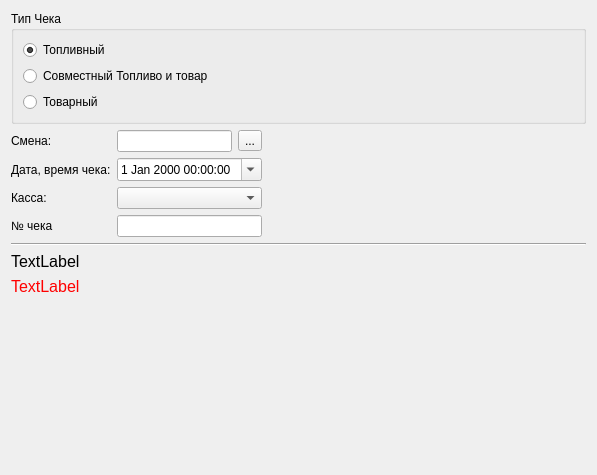
First picture: the form in RecoveryWizard/shiftspage.ui, repository rust3128/CheckRecoveryWizard, before the edit.
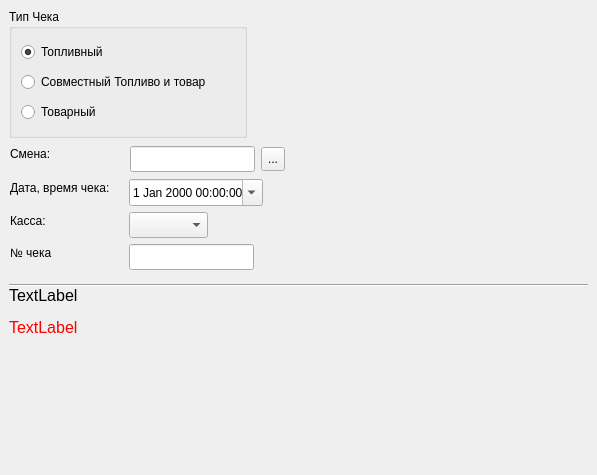
Second picture: the form after the edit.

Patch:
```diff
--- a/RecoveryWizard/shiftspage.ui
+++ b/RecoveryWizard/shiftspage.ui
@@ -19,9 +19,15 @@
   <property name="subTitle">
    <string>Укажите тип чека, смену или выберите ее из списка. Укажите дату и номер чека.</string>
   </property>
-  <layout class="QGridLayout" name="gridLayout">
-   <item row="2" column="0" colspan="3">
     <widget class="Line" name="line">
+   <property name="geometry">
+    <rect>
+     <x>9</x>
+     <y>277</y>
+     <width>579</width>
+     <height>16</height>
+    </rect>
+   </property>
      <property name="lineWidth">
       <number>1</number>
      </property>
@@ -32,9 +38,15 @@
       <enum>Qt::Horizontal</enum>
      </property>
     </widget>
-   </item>
-   <item row="4" column="0" colspan="3">
     <widget class="QLabel" name="labelDublicateNumCheck">
+   <property name="geometry">
+    <rect>
+     <x>9</x>
+     <y>316</y>
+     <width>72</width>
+     <height>22</height>
+    </rect>
+   </property>
      <property name="font">
       <font>
        <pointsize>12</pointsize>
@@ -47,35 +59,15 @@
       <string>TextLabel</string>
      </property>
     </widget>
-   </item>
-   <item row="5" column="1">
-    <spacer name="verticalSpacer">
-     <property name="orientation">
-      <enum>Qt::Vertical</enum>
-     </property>
-     <property name="sizeHint" stdset="0">
-      <size>
-       <width>20</width>
-       <height>40</height>
-      </size>
-     </property>
-    </spacer>
-   </item>
-   <item row="1" column="2">
-    <spacer name="horizontalSpacer">
-     <property name="orientation">
-      <enum>Qt::Horizontal</enum>
-     </property>
-     <property name="sizeHint" stdset="0">
-      <size>
-       <width>40</width>
-       <height>20</height>
-      </size>
-     </property>
-    </spacer>
-   </item>
-   <item row="3" column="0" colspan="3">
     <widget class="QLabel" name="labelShiftData">
+   <property name="geometry">
+    <rect>
+     <x>9</x>
+     <y>286</y>
+     <width>74</width>
+     <height>24</height>
+    </rect>
+   </property>
      <property name="font">
       <font>
        <pointsize>12</pointsize>
@@ -94,86 +86,15 @@
       <number>1</number>
      </property>
     </widget>
-   </item>
-   <item row="1" column="0" colspan="2">
-    <layout class="QFormLayout" name="formLayout">
-     <property name="sizeConstraint">
-      <enum>QLayout::SetMinimumSize</enum>
-     </property>
-     <property name="labelAlignment">
-      <set>Qt::AlignLeading|Qt::AlignLeft|Qt::AlignVCenter</set>
-     </property>
-     <property name="horizontalSpacing">
-      <number>6</number>
-     </property>
-     <property name="verticalSpacing">
-      <number>6</number>
-     </property>
-     <property name="leftMargin">
-      <number>0</number>
-     </property>
-     <property name="topMargin">
-      <number>0</number>
-     </property>
-     <item row="0" column="0">
-      <widget class="QLabel" name="label">
-       <property name="text">
-        <string>Смена:</string>
-       </property>
-      </widget>
-     </item>
-     <item row="0" column="1">
-      <layout class="QHBoxLayout" name="horizontalLayout">
-       <item>
-        <widget class="QLineEdit" name="lineEditShiftID"/>
-       </item>
-       <item>
-        <widget class="QToolButton" name="toolButton">
-         <property name="text">
-          <string>...</string>
-         </property>
-        </widget>
-       </item>
-      </layout>
-     </item>
-     <item row="1" column="0">
-      <widget class="QLabel" name="label_2">
-       <property name="text">
-        <string>Дата, время чека:</string>
-       </property>
-      </widget>
-     </item>
-     <item row="1" column="1">
-      <widget class="QDateTimeEdit" name="dateTimeEdit">
-       <property name="calendarPopup">
-        <bool>true</bool>
-       </property>
-      </widget>
-     </item>
-     <item row="3" column="0">
-      <widget class="QLabel" name="label_3">
-       <property name="text">
-        <string>№ чека</string>
-       </property>
-      </widget>
-     </item>
-     <item row="3" column="1">
-      <widget class="QLineEdit" name="lineEditNumCheck"/>
-     </item>
-     <item row="2" column="0">
-      <widget class="QLabel" name="LabelPoss">
-       <property name="text">
-        <string>Касса:</string>
-       </property>
-      </widget>
-     </item>
-     <item row="2" column="1">
-      <widget class="QComboBox" name="comboBoxPoss"/>
-     </item>
-    </layout>
-   </item>
-   <item row="0" column="0" colspan="3">
     <widget class="QGroupBox" name="groupBox">
+   <property name="geometry">
+    <rect>
+     <x>9</x>
+     <y>9</y>
+     <width>238</width>
+     <height>129</height>
+    </rect>
+   </property>
      <property name="title">
       <string>Тип Чека</string>
      </property>
@@ -204,8 +125,114 @@
       </item>
      </layout>
     </widget>
-   </item>
-  </layout>
+  <widget class="QLabel" name="label">
+   <property name="geometry">
+    <rect>
+     <x>10</x>
+     <y>145</y>
+     <width>45</width>
+     <height>18</height>
+    </rect>
+   </property>
+   <property name="text">
+    <string>Смена:</string>
+   </property>
+  </widget>
+  <widget class="QLabel" name="label_2">
+   <property name="geometry">
+    <rect>
+     <x>10</x>
+     <y>179</y>
+     <width>113</width>
+     <height>18</height>
+    </rect>
+   </property>
+   <property name="text">
+    <string>Дата, время чека:</string>
+   </property>
+  </widget>
+  <widget class="QDateTimeEdit" name="dateTimeEdit">
+   <property name="geometry">
+    <rect>
+     <x>129</x>
+     <y>179</y>
+     <width>134</width>
+     <height>27</height>
+    </rect>
+   </property>
+   <property name="calendarPopup">
+    <bool>true</bool>
+   </property>
+  </widget>
+  <widget class="QLabel" name="label_3">
+   <property name="geometry">
+    <rect>
+     <x>10</x>
+     <y>244</y>
+     <width>47</width>
+     <height>18</height>
+    </rect>
+   </property>
+   <property name="text">
+    <string>№ чека</string>
+   </property>
+  </widget>
+  <widget class="QLineEdit" name="lineEditNumCheck">
+   <property name="geometry">
+    <rect>
+     <x>129</x>
+     <y>244</y>
+     <width>125</width>
+     <height>26</height>
+    </rect>
+   </property>
+  </widget>
+  <widget class="QLabel" name="LabelPoss">
+   <property name="geometry">
+    <rect>
+     <x>10</x>
+     <y>212</y>
+     <width>39</width>
+     <height>18</height>
+    </rect>
+   </property>
+   <property name="text">
+    <string>Касса:</string>
+   </property>
+  </widget>
+  <widget class="QComboBox" name="comboBoxPoss">
+   <property name="geometry">
+    <rect>
+     <x>129</x>
+     <y>212</y>
+     <width>79</width>
+     <height>26</height>
+    </rect>
+   </property>
+  </widget>
+  <widget class="QLineEdit" name="lineEditShiftID">
+   <property name="geometry">
+    <rect>
+     <x>130</x>
+     <y>146</y>
+     <width>125</width>
+     <height>26</height>
+    </rect>
+   </property>
+  </widget>
+  <widget class="QToolButton" name="toolButton">
+   <property name="geometry">
+    <rect>
+     <x>261</x>
+     <y>147</y>
+     <width>24</width>
+     <height>24</height>
+    </rect>
+   </property>
+   <property name="text">
+    <string>...</string>
+   </property>
+  </widget>
  </widget>
  <resources/>
  <connections/>
```
Lines whose indentation alone changed are shown as unchanged.
